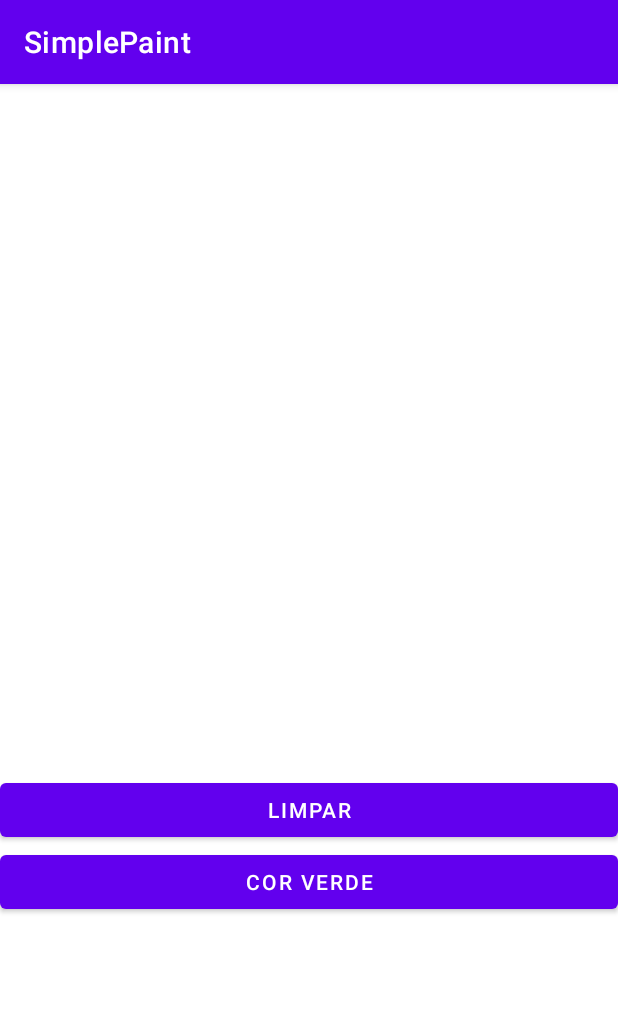
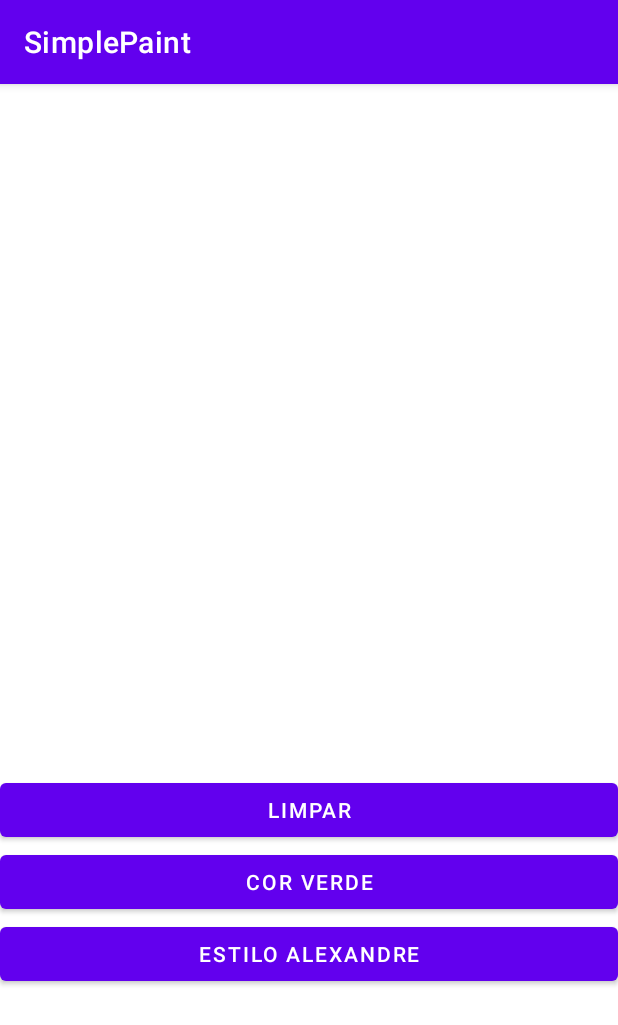
Before and after one commit to aleehiginoo/simplePaint, an Android app: the screen it shows after launch (MainActivity), after a tap on "COR VERDE", on a phone screen of 412 x 824 dp. Shown: the top 1025 px of the screen. Run offline under Robolectric (Android 15) with nearby library versions, the phone set to English and light mode, and no system bars.

Commit message:
Incluindo estilo alexandre

```diff
--- a/app/src/main/java/com/example/simplepaint/MainActivity.java
+++ b/app/src/main/java/com/example/simplepaint/MainActivity.java
@@ -22,7 +22,10 @@ public class MainActivity extends AppCompatActivity {
     }
 
     public void corVerde(View view) {
-        viewCanvas.limparCanvas();
         viewCanvas.inicializaObjetosVerde();
     }
+
+    public void estiloLivre(View view) {
+        viewCanvas.inicializaObjetosLivre();
+    }
 }
--- a/app/src/main/java/com/example/simplepaint/ViewCanvas.java
+++ b/app/src/main/java/com/example/simplepaint/ViewCanvas.java
@@ -13,7 +13,7 @@ import androidx.annotation.Nullable;
 
 public class ViewCanvas extends View {
 
-    private Path path;
+    private Path path = new Path();
     private Bitmap bitmap;
     private Canvas canvas;
     private float eixoX, eixoY;
@@ -26,13 +26,16 @@ public class ViewCanvas extends View {
     }
 
     private void inicializaObjetos(){
-        path = new Path();
         linha = new Linha(getContext(), path);
     }
 
     public void inicializaObjetosVerde(){
-        path = new Path();
         Paint paint = Estilo.getEstiloParaLinhaVerde();
+        linha = new Linha(getContext(), path, paint);
+    }
+
+    public void inicializaObjetosLivre(){
+        Paint paint = Estilo.getEstiloLivre();
         linha = new Linha(getContext(), path, paint);
     }
 
--- a/app/src/main/res/layout/activity_main.xml
+++ b/app/src/main/res/layout/activity_main.xml
@@ -26,4 +26,11 @@
         android:text="@string/corVerde"
         />
 
+    <Button
+        android:layout_width="match_parent"
+        android:layout_height="wrap_content"
+        android:onClick="estiloLivre"
+        android:text="@string/estiloAlexandre"
+        />
+
 </LinearLayout>
--- a/app/src/main/res/values/strings.xml
+++ b/app/src/main/res/values/strings.xml
@@ -2,4 +2,5 @@
     <string name="app_name">SimplePaint</string>
     <string name="limpar">LIMPAR</string>
     <string name="corVerde">Cor Verde</string>
+    <string name="estiloAlexandre">Estilo Alexandre</string>
 </resources>
```
Also changed, not shown: app/src/main/java/com/example/simplepaint/Estilo.java (+10 -0 lines).
